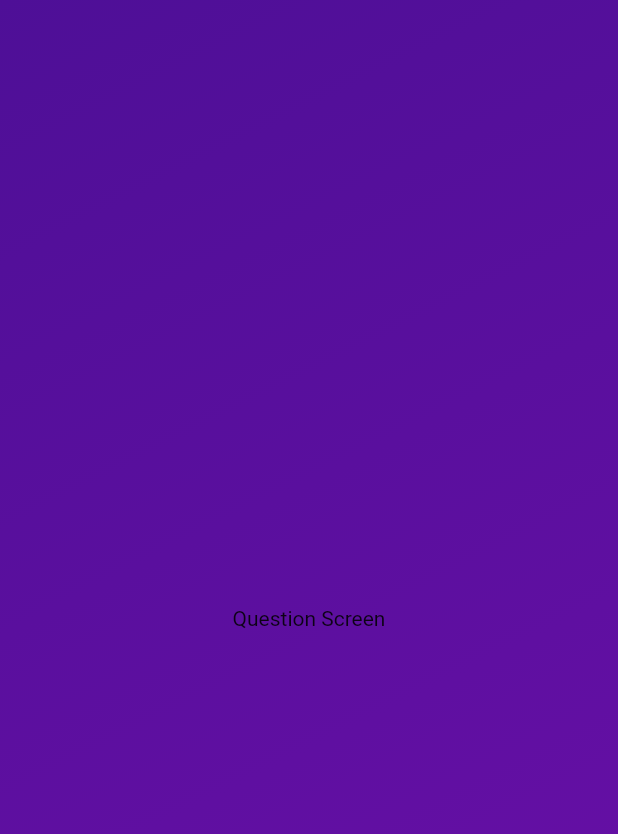
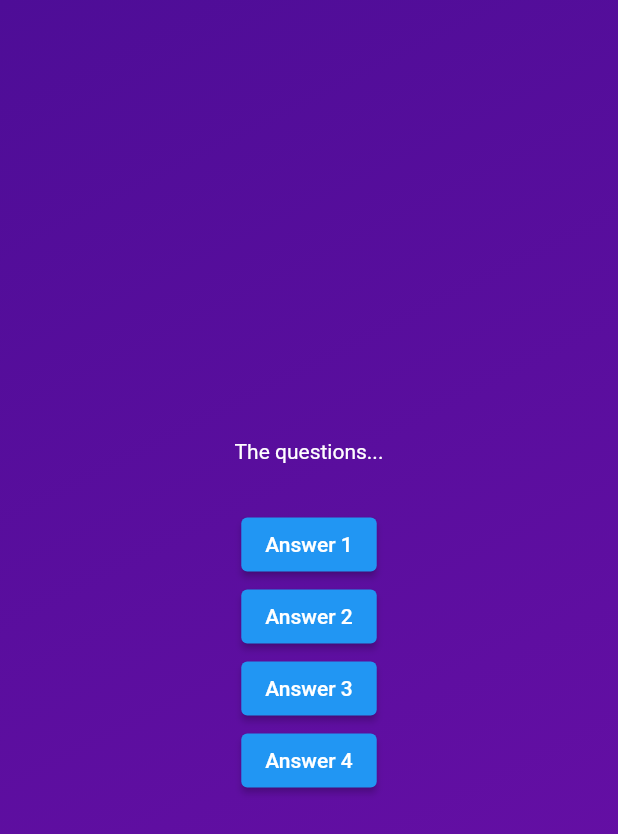
Before and after one commit to NikhilD1998/quiz_app, a Flutter app: the screen it shows after launch, after a tap on "Start Quiz", on a phone screen of 412 x 824 dp. Shown: the top 834 px of the screen. Run offline on Flutter 3.47's test engine with Material 2 defaults, Android fonts, the phone set to English and light mode, and no system bars.

Commit message:
Added Dummy Questions

```diff
--- /dev/null
+++ b/lib/answer_button.dart
@@ -0,0 +1,14 @@
+import 'package:flutter/material.dart';
+
+class AnswerButton extends StatelessWidget {
+  const AnswerButton(
+      {super.key, required this.answerText, required this.onTap});
+
+  final String answerText;
+  final void Function() onTap;
+
+  @override
+  Widget build(BuildContext context) {
+    return ElevatedButton(onPressed: onTap, child: Text(answerText));
+  }
+}
--- /dev/null
+++ b/lib/data/questions.dart
@@ -0,0 +1,55 @@
+import '../models/quiz_question.dart';
+
+const questions = [
+  QuizQuestion(
+    'What are the main building blocks of Flutter UIs?',
+    [
+      'Widgets',
+      'Components',
+      'Blocks',
+      'Functions',
+    ],
+  ),
+  QuizQuestion('How are Flutter UIs built?', [
+    'By combining widgets in code',
+    'By combining widgets in a visual editor',
+    'By defining widgets in config files',
+    'By using XCode for iOS and Android Studio for Android',
+  ]),
+  QuizQuestion(
+    'What\'s the purpose of a StatefulWidget?',
+    [
+      'Update UI as data changes',
+      'Update data as UI changes',
+      'Ignore data changes',
+      'Render UI that does not depend on data',
+    ],
+  ),
+  QuizQuestion(
+    'Which widget should you try to use more often: StatelessWidget or StatefulWidget?',
+    [
+      'StatelessWidget',
+      'StatefulWidget',
+      'Both are equally good',
+      'None of the above',
+    ],
+  ),
+  QuizQuestion(
+    'What happens if you change data in a StatelessWidget?',
+    [
+      'The UI is not updated',
+      'The UI is updated',
+      'The closest StatefulWidget is updated',
+      'Any nested StatefulWidgets are updated',
+    ],
+  ),
+  QuizQuestion(
+    'How should you update data inside of StatefulWidgets?',
+    [
+      'By calling setState()',
+      'By calling updateData()',
+      'By calling updateUI()',
+      'By calling updateState()',
+    ],
+  ),
+];
--- /dev/null
+++ b/lib/models/quiz_question.dart
@@ -0,0 +1,6 @@
+class QuizQuestion {
+  const QuizQuestion(this.text, this.answers);
+
+  final String text;
+  final List<String> answers;
+}
--- a/lib/questions_screen.dart
+++ b/lib/questions_screen.dart
@@ -1,4 +1,5 @@
 import 'package:flutter/material.dart';
+import 'package:quiz_app/answer_button.dart';
 
 class QuestionsScreen extends StatefulWidget {
   const QuestionsScreen({super.key});
@@ -10,8 +11,42 @@ class QuestionsScreen extends StatefulWidget {
 class _QuestionsScreenState extends State<QuestionsScreen> {
   @override
   Widget build(BuildContext context) {
-    return Center(
-      child: Text('Question Screen'),
+    return SizedBox(
+      width: double.infinity,
+      child: Column(
+        mainAxisAlignment: MainAxisAlignment.center,
+        children: [
+          Text(
+            'The questions...',
+            style: TextStyle(
+              color: Colors.white,
+            ),
+          ),
+          SizedBox(
+            height: 30,
+          ),
+          AnswerButton(
+              answerText: 'Answer 1',
+              onTap: () {
+                print('Answer 1 Pressed');
+              }),
+          AnswerButton(
+              answerText: 'Answer 2',
+              onTap: () {
+                print('Answer 2 Pressed');
+              }),
+          AnswerButton(
+              answerText: 'Answer 3',
+              onTap: () {
+                print('Answer 3 Pressed');
+              }),
+          AnswerButton(
+              answerText: 'Answer 4',
+              onTap: () {
+                print('Answer 4 Pressed');
+              }),
+        ],
+      ),
     );
   }
 }
--- a/lib/quiz.dart
+++ b/lib/quiz.dart
@@ -32,7 +32,7 @@ class _QuizState extends State<Quiz> {
           decoration: BoxDecoration(
             gradient: LinearGradient(
               colors: [
-                Color.fromARGB(255, 78, 15, 151),
+                Color.fromARGB(255, 78, 13, 151),
                 Color.fromARGB(255, 107, 15, 168),
               ],
               begin: Alignment.topLeft,
```
